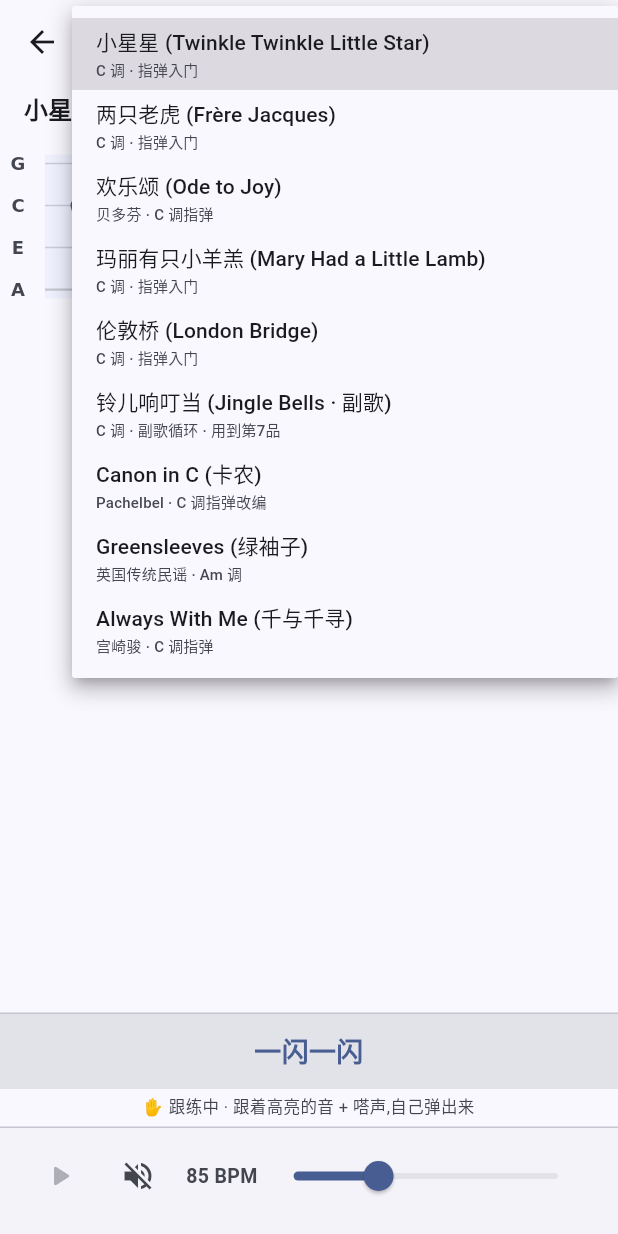
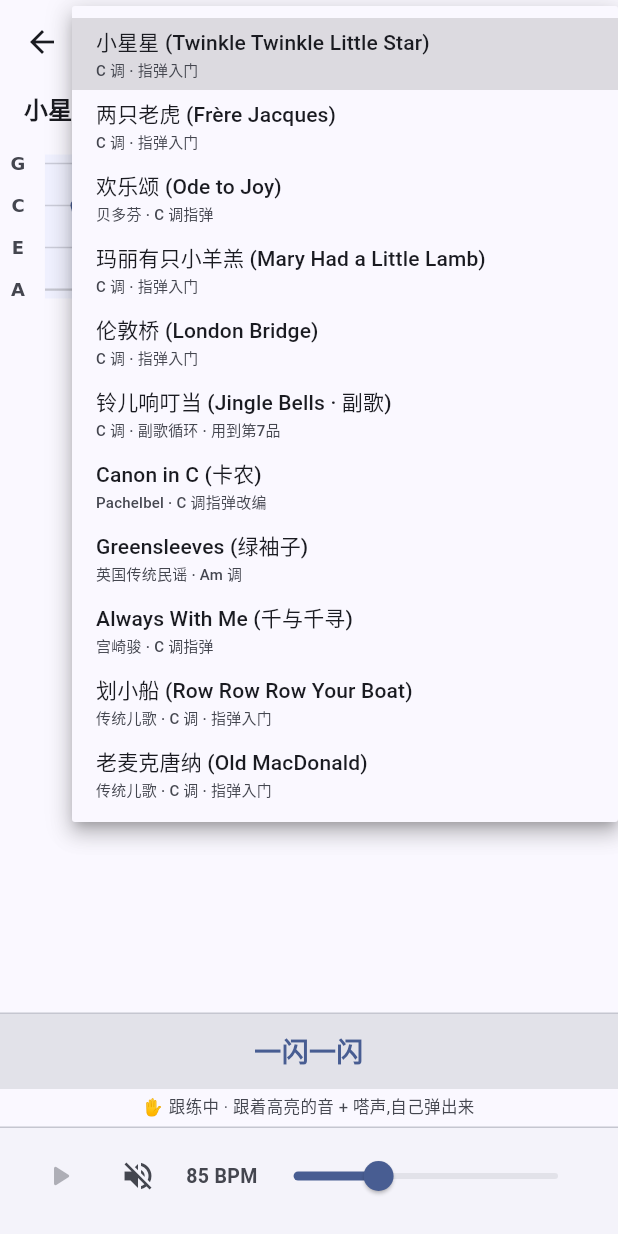
Before and after one commit to yyd841122/ukulele-demo, a Flutter app: the FingerpickScreen screen opened directly with empty values, after a tap on the "graphic eq" icon, after a tap on "小星星 (Twinkle Twinkle Little Star)", on a phone screen of 412 x 824 dp. Run offline on Flutter 3.47's test engine with Material 3 defaults, Android fonts, the phone set to English and light mode, and no system bars; our stand-ins replace flutter_local_notifications, permission_handler, share_plus, shared_preferences, timezone, wakelock_plus; missing offline and left inert: flutter_soloud, record; accounts and stored records are empty.

Commit message:
加曲Step16:扒2首PD传统儿歌指弹(划小船Row Row Row Your Boat/老麦克唐纳Old MacDonald·旋律全球熟知音域窄全0-3品·C调指法do(1,0)re(1,2)mi(2,0)fa(2,1)sol(0,0)la(3,0)do'(3,3)·每小节duration和=16守卫全过·fingerpick_song_test +4旋律骨架测锁do-re-mi-do开头/sol-la-sol-fa切分/E-I-E-I-O段·README指弹曲清单更新·analyze 0/test 222→230全过)

```diff
--- a/flutter_app/lib/models.dart
+++ b/flutter_app/lib/models.dart
@@ -1793,6 +1793,58 @@ final builtinFingerpickSongs = <FingerpickSong>[
       ]),
     ],
   ),
+
+  // ═══ 第16步:PD 传统儿歌指弹 2 首(旋律全球熟知、音域窄、全在 0-5 品新手够得到) ═══
+  // C 调指法沿用:do=C弦空(1,0) re=C弦2品(1,2) mi=E弦空(2,0) fa=E弦1品(2,1)
+  //   sol=G弦空(0,0) la=A弦空(3,0) do'=A弦3品(3,3)。每小节 4 拍 = 16 个 16 分 tick(duration 和必须 = 16)。
+  // 旋律由本 app 扒谱(Claude 凭熟知旋律逐音落 fp),装机若个别音不准,用户反馈即改。
+
+  // Row Row Row Your Boat(划小船)—— 英国传统儿歌(PD),旋律极简、音域 do-sol。
+  // 旋律:do re mi do | mi fa sol | sol la sol fa mi do | do sol do
+  FingerpickSong(
+    title: '划小船 (Row Row Row Your Boat)',
+    subtitle: '传统儿歌 · C 调 · 指弹入门',
+    tempo: 100,
+    bars: [
+      FingerpickBar(lyric: 'Row row row your boat', slots: [ // do re mi do
+        fp(1,0,t:4), fp(1,2,t:4), fp(2,0,t:4), fp(1,0,t:4),
+      ]),
+      FingerpickBar(lyric: 'gently down the stream', slots: [ // mi fa sol(二分收)
+        fp(2,0,t:4), fp(2,1,t:4), fp(0,0,t:8),
+      ]),
+      FingerpickBar(lyric: 'merrily merrily...', slots: [ // sol la sol fa mi do(八分切分)
+        fp(0,0,t:2), fp(3,0,t:2), fp(0,0,t:2), fp(2,1,t:2), fp(2,0,t:4), fp(1,0,t:4),
+      ]),
+      FingerpickBar(lyric: 'life is but a dream', slots: [ // do sol do(二分收尾)
+        fp(1,0,t:4), fp(0,0,t:4), fp(1,0,t:8),
+      ]),
+    ],
+  ),
+
+  // Old MacDonald(老麦克唐纳)—— 美国传统儿歌(PD),含招牌 "E-I-E-I-O"。
+  // 旋律:Old MacDonald had a farm = sol sol sol mi mi do;E-I-E-I-O = mi do' mi do' sol。
+  FingerpickSong(
+    title: '老麦克唐纳 (Old MacDonald)',
+    subtitle: '传统儿歌 · C 调 · 指弹入门',
+    tempo: 100,
+    bars: [
+      FingerpickBar(lyric: 'Old MacDonald', slots: [ // sol sol sol mi mi do(八分+四分)
+        fp(0,0,t:2), fp(0,0,t:2), fp(0,0,t:4), fp(2,0,t:2), fp(2,0,t:2), fp(1,0,t:4),
+      ]),
+      FingerpickBar(lyric: 'had a farm', slots: [ // sol mi do(长收)
+        fp(0,0,t:4), fp(2,0,t:4), fp(1,0,t:8),
+      ]),
+      FingerpickBar(lyric: 'E I E I O', slots: [ // mi do' mi do' sol(八分跳进 + 长收)
+        fp(2,0,t:2), fp(3,3,t:2), fp(2,0,t:2), fp(3,3,t:2), fp(0,0,t:8),
+      ]),
+      FingerpickBar(lyric: 'Old MacDonald', slots: [ // sol sol sol mi mi do(再现)
+        fp(0,0,t:2), fp(0,0,t:2), fp(0,0,t:4), fp(2,0,t:2), fp(2,0,t:2), fp(1,0,t:4),
+      ]),
+      FingerpickBar(lyric: 'had a farm', slots: [ // fa fa mi re do(收尾)
+        fp(2,1,t:2), fp(2,1,t:2), fp(2,0,t:4), fp(1,2,t:4), fp(1,0,t:4),
+      ]),
+    ],
+  ),
 ];
 
 // —— 琶音织体练习(独立 tab) ——
```
Also changed, not shown: 2 other files.
